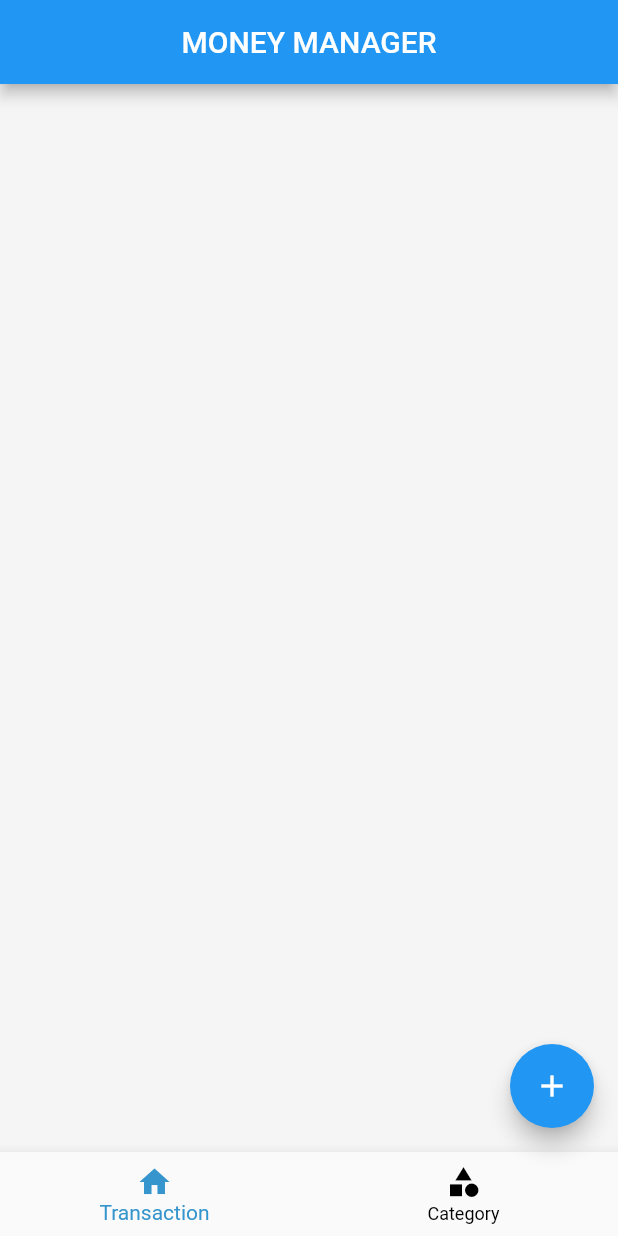
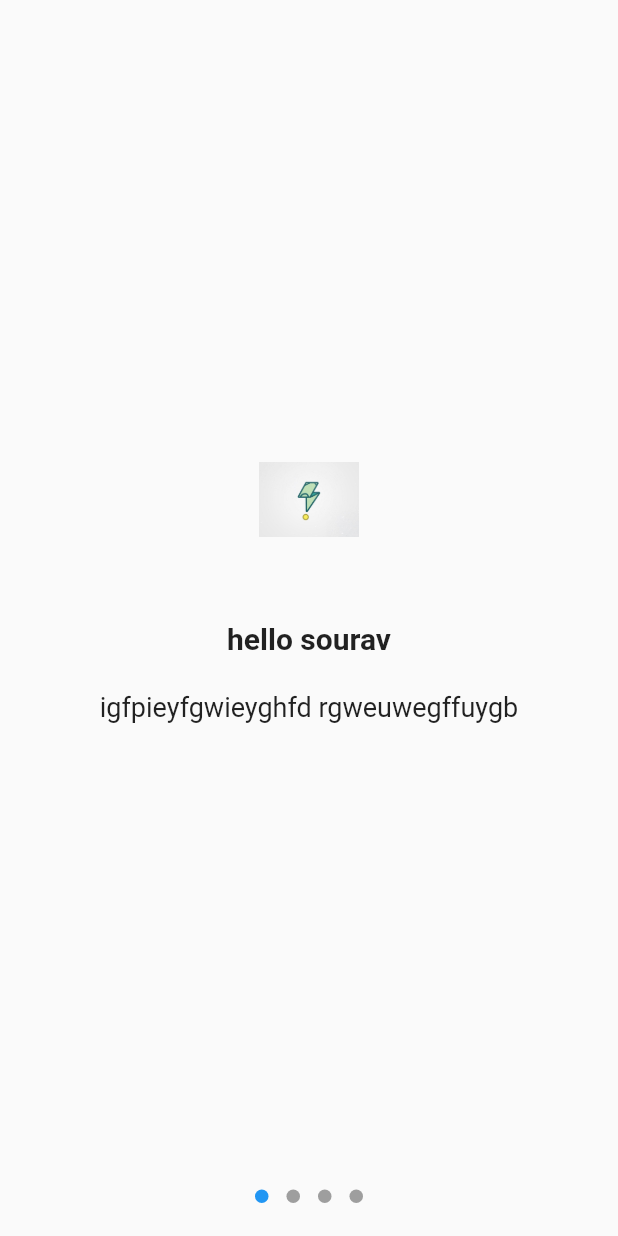
Before and after one commit to Souravcv/money_management, a Flutter app: the screen it shows after launch, on a phone screen of 412 x 824 dp. Run offline on Flutter 3.47's test engine with Material 2 defaults, Android fonts, the phone set to English and light mode, and no system bars; drawn by our look-alikes of introduction_screen; our stand-ins replace flutter_native_splash, flutter_slidable, hive_flutter; missing offline and left inert: dart:ffi; accounts and stored records are empty.

Commit message:
first commit

```diff
--- /dev/null
+++ b/lib/loginscreen.dart
@@ -0,0 +1,73 @@
+import 'package:flutter/material.dart';
+import 'package:money_management/screens/home/screen_home.dart';
+
+import 'package:flutter/material.dart';
+import 'package:introduction_screen/introduction_screen.dart';
+
+
+
+
+
+class IntroScreenDemo extends StatefulWidget {
+  @override
+  State<IntroScreenDemo> createState() => _IntroScreenDemoState();
+}
+
+class _IntroScreenDemoState extends State<IntroScreenDemo> {
+  // 1. Define a `GlobalKey` as part of the parent widget's state
+  final _introKey = GlobalKey<IntroductionScreenState>();
+  String _status = 'Waiting...';
+
+  @override
+  Widget build(BuildContext context) {
+    return IntroductionScreen(
+      // 2. Pass that key to the `IntroductionScreen` `key` param
+      key: _introKey,
+      pages: [
+        PageViewModel(
+       image: Image.asset('assets/images/WhatsApp Image 2023-01-28 at 3.14.27 PM (1).jpeg',height: 50,),
+        title: "hello sourav",
+        body: "igfpieyfgwieyghfd rgweuwegffuygb",
+
+      ),
+        PageViewModel(
+        image: Image.asset('assets/images/WhatsApp Image 2023-01-28 at 3.14.27 PM (1).jpeg',height: 50,),
+        title: "hello sourav",
+        body: "igfpieyfgwieyghfd rgweuwegffuygb",
+
+      ),
+        PageViewModel(
+       image: Image.asset('assets/images/WhatsApp Image 2023-01-28 at 3.14.27 PM (1).jpeg',height: 250,),
+        title: "hello sourav",
+        body: "igfpieyfgwieyghfd rgweuwegffuygb",
+
+      ),
+
+
+
+        PageViewModel(
+            title: 'klgfxchjkljhgcbxcvhn',
+            bodyWidget: Column(
+              children: [
+                Text(_status),
+                ElevatedButton(
+                    onPressed: () {
+  Navigator.of(context).push(
+        MaterialPageRoute(builder: (ctx) =>  ScreenHome()));
+
+                      setState(() => _status = 'Going to the next Home...');
+
+                      // 3. Use the `currentState` member to access functions defined in `IntroductionScreenState`
+                      Future.delayed(const Duration(seconds: 3),
+                          () => _introKey.currentState?.next());
+                    },
+                    child: const Text('skip'))
+              ],
+            )),
+
+      ],
+      showNextButton: false,
+      showDoneButton: false,
+    );
+  }
+}
--- a/lib/main.dart
+++ b/lib/main.dart
@@ -7,7 +7,7 @@ import 'package:money_management/screens/add_transaction/screen_add_transaction.
 import 'package:money_management/screens/home/screen_home.dart';
 
 import 'splash_screen.dart';
-
+const savekeyname = 'UserLoggedin';
 
 Future<void> main() async {
   WidgetsFlutterBinding.ensureInitialized();
@@ -43,6 +43,7 @@ class MyApp extends StatelessWidget {
       routes: {
         ScreenaddTransaction.routeName: (ctx) => const ScreenaddTransaction(),
       },
+      debugShowCheckedModeBanner: false,
     );
   }
 
--- a/lib/splash_screen.dart
+++ b/lib/splash_screen.dart
@@ -2,6 +2,8 @@ import 'package:flutter/material.dart';
 
 import 'package:flutter/src/widgets/framework.dart';
 import 'package:money_management/screens/home/screen_home.dart';
+
+import 'loginscreen.dart';
 
 class SplashScreen extends StatefulWidget {
   const SplashScreen({super.key});
@@ -31,7 +33,7 @@ class _SplashScreenState extends State<SplashScreen> {
   Future<void> gotoLogin() async {
   await Future.delayed(const Duration(seconds: 5));
     Navigator.of(context).pushReplacement(
-        MaterialPageRoute(builder: (ctx) => const ScreenHome()));
+        MaterialPageRoute(builder: (ctx) =>  IntroScreenDemo()));
   }
 
 
--- a/pubspec.yaml
+++ b/pubspec.yaml
@@ -37,6 +37,7 @@ dependencies:
   hive_flutter: ^1.1.0
   hive_generator: ^2.0.0
   intl: 0.18.0
+  introduction_screen: ^3.1.4
   shared_preferences: ^0.5.5
 
 dev_dependencies:
```
Also changed, not shown: pubspec.lock.
